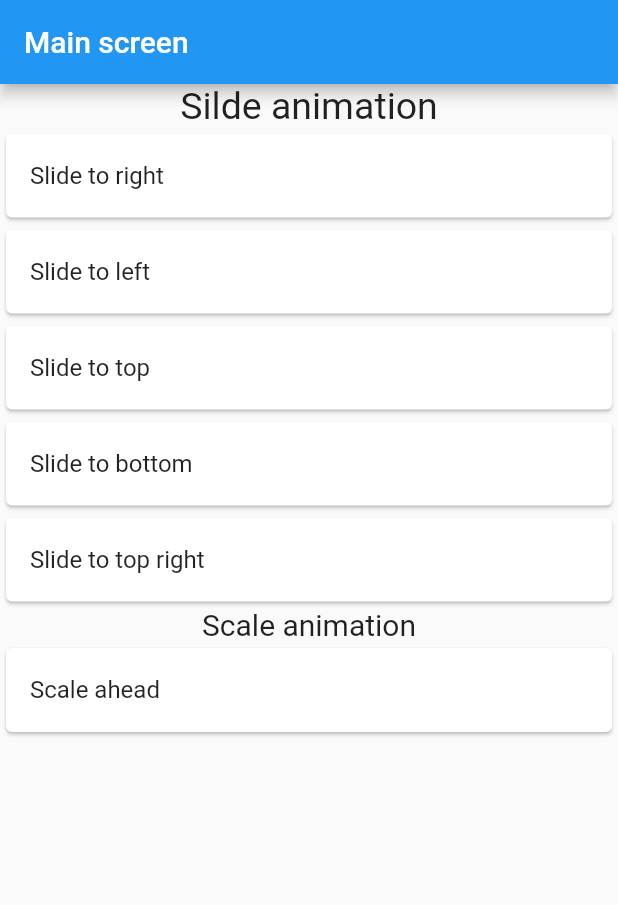
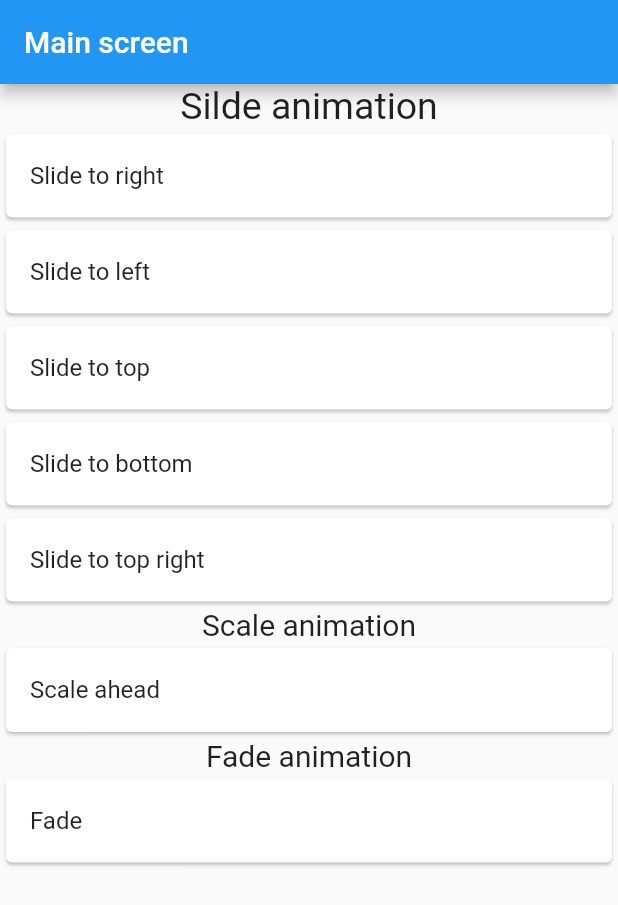
Before and after one commit to khangtc61785/change_screen_animation, a Flutter app: the screen it shows after launch, on a phone screen of 412 x 824 dp. Shown: the top 905 px of the screen. Run offline on Flutter 3.47's test engine with Material 2 defaults, Android fonts, the phone set to English and light mode, and no system bars.

Commit message:
add fade animation

```diff
--- a/example/lib/main.dart
+++ b/example/lib/main.dart
@@ -137,6 +137,18 @@ class _MyHomePageState extends State<MyHomePage> {
                 title: new Text("Scale ahead"),
               ),
             ),
+            new Text("Fade animation", style: TextStyle(fontSize: 20.0),),
+            new Card(
+              child: new ListTile(
+                onTap: () {
+                  Navigator.push(
+                    context,
+                    FadeRoute(widget: TestScreen()),
+                  );
+                },
+                title: new Text("Fade"),
+              ),
+            ),
           ],
         )) // This trailing comma makes auto-formatting nicer for build methods.
         );
```
